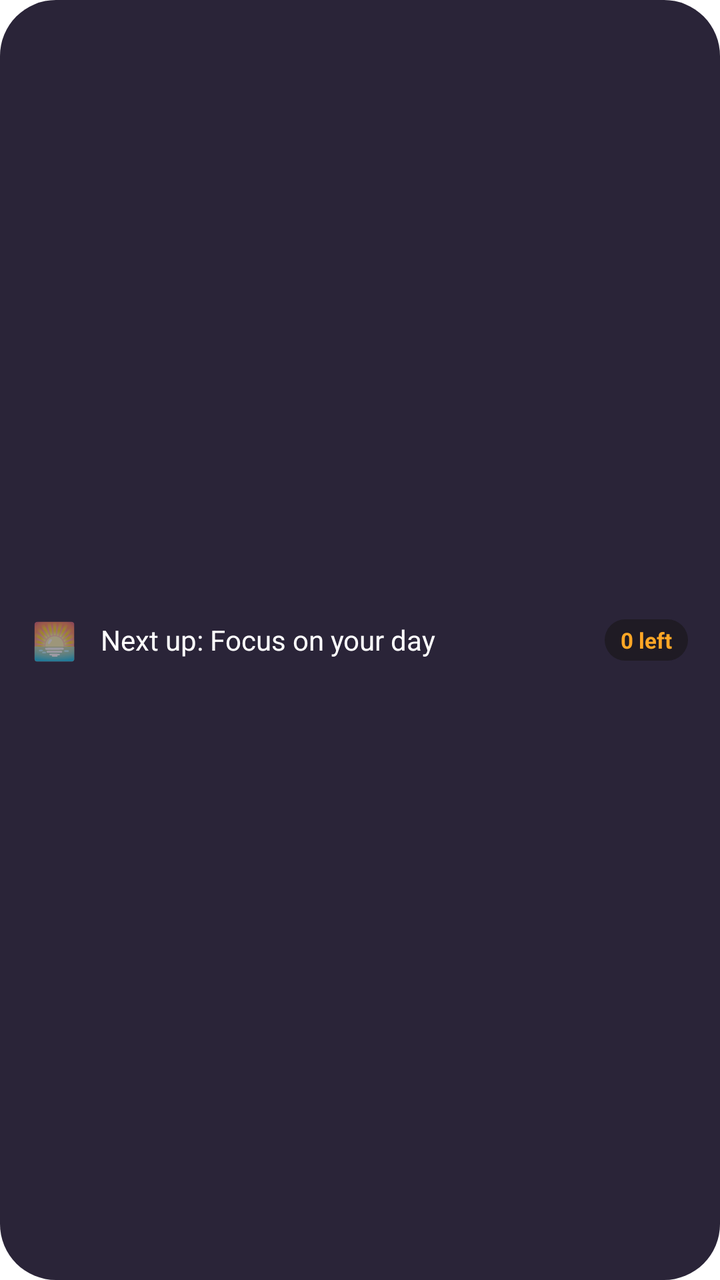
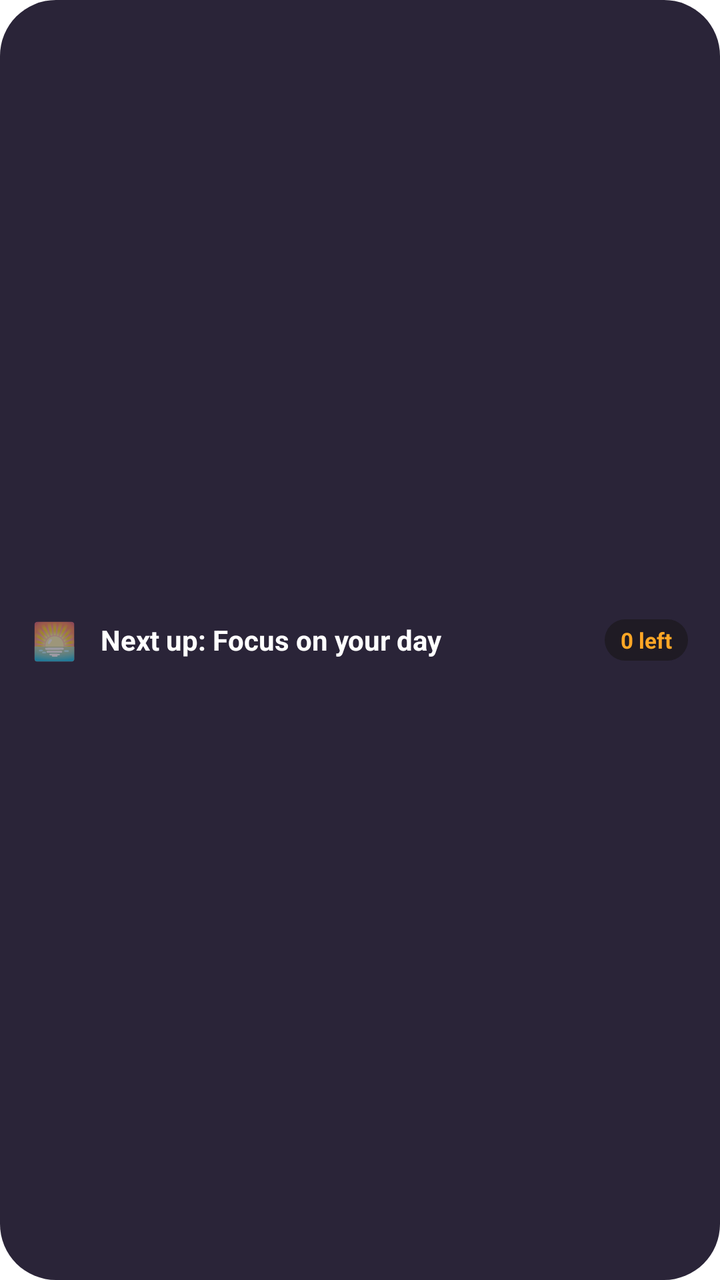

The first picture is an Android layout as it rendered before a commit; the second is the same layout after the commit. The layout source and the unified diff follow.
<!-- AndroidManifest.xml: fallback theme Theme.MaterialComponents.DayNight.NoActionBar -->
<!-- res/layout/focus_widget.xml -->
<?xml version="1.0" encoding="utf-8"?>
<LinearLayout xmlns:android="http://schemas.android.com/apk/res/android"
    android:id="@+id/focus_widget_root"
    android:layout_width="match_parent"
    android:layout_height="match_parent"
    android:background="@drawable/widget_pill_background"
    android:gravity="center_vertical"
    android:orientation="horizontal"
    android:paddingHorizontal="16dp"
    android:paddingVertical="10dp">

    <TextView
        android:layout_width="wrap_content"
        android:layout_height="wrap_content"
        android:text="🌅"
        android:textSize="18sp" />

    <TextView
        android:id="@+id/focus_task_title"
        android:layout_width="0dp"
        android:layout_height="wrap_content"
        android:layout_marginHorizontal="12dp"
        android:layout_weight="1"
        android:ellipsize="end"
        android:maxLines="1"
        android:text="Next up: Focus on your day"
        android:textColor="#FFFFFF"
        android:textSize="14sp"
        android:textStyle="w600" />

    <TextView
        android:id="@+id/focus_remaining_badge"
        android:layout_width="wrap_content"
        android:layout_height="wrap_content"
        android:background="@drawable/widget_background"
        android:paddingHorizontal="8dp"
        android:paddingVertical="3dp"
        android:text="0 left"
        android:textColor="#FFA726"
        android:textSize="11sp"
        android:textStyle="bold" />
</LinearLayout>
<!-- resources referenced by this layout -->
<resources>
  <!-- drawable widget_background (drawable) -->
  <?xml version="1.0" encoding="utf-8"?>
  <shape xmlns:android="http://schemas.android.com/apk/res/android"
      android:shape="rectangle">
      <corners android:radius="24dp" />
      <solid android:color="#1F1B24" />
  </shape>
  <!-- drawable widget_pill_background (drawable) -->
  <?xml version="1.0" encoding="utf-8"?>
  <shape xmlns:android="http://schemas.android.com/apk/res/android"
      android:shape="rectangle">
      <corners android:radius="28dp" />
      <solid android:color="#2A2438" />
  </shape>
</resources>

<!-- the commit's change to res/layout/focus_widget.xml (unified diff, before → after) -->
@@ -26,7 +26,7 @@
         android:text="Next up: Focus on your day"
         android:textColor="#FFFFFF"
         android:textSize="14sp"
-        android:textStyle="w600" />
+        android:textStyle="bold" />
 
     <TextView
         android:id="@+id/focus_remaining_badge"
